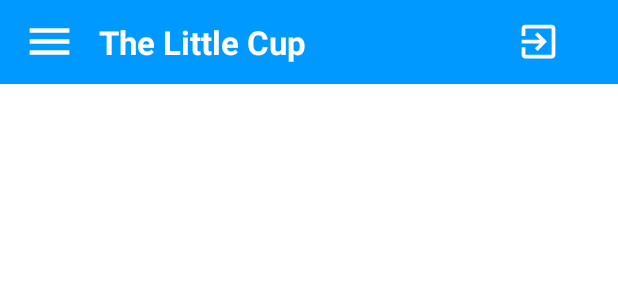
After one commit to phapzip1/Coffee-Cake, an Android app: the layout activity_main2.xml on its own in the app's theme, with its tools: preview values and no code run, on a phone screen of 412 x 824 dp. The commit adds this screen. Shown: the top 300 px of the screen. Run offline under Robolectric (Android 15) with nearby library versions, the phone set to English and light mode, and no system bars.

Commit message:
add file

```diff
--- a/app/src/main/AndroidManifest.xml
+++ b/app/src/main/AndroidManifest.xml
@@ -10,6 +10,9 @@
         android:supportsRtl="true"
         android:theme="@style/Theme.CoffeeCake">
         <activity
+            android:name=".MainActivity2"
+            android:exported="false" />
+        <activity
             android:name=".MainActivity"
             android:exported="true">
             <intent-filter>
--- /dev/null
+++ b/app/src/main/res/drawable/ic_baseline_exit_to_app_blue.xml
@@ -0,0 +1,5 @@
+<vector android:height="24dp" android:tint="#0099FF"
+    android:viewportHeight="24" android:viewportWidth="24"
+    android:width="24dp" xmlns:android="http://schemas.android.com/apk/res/android">
+    <path android:fillColor="@android:color/white" android:pathData="M10.09,15.59L11.5,17l5,-5 -5,-5 -1.41,1.41L12.67,11H3v2h9.67l-2.58,2.59zM19,3H5c-1.11,0 -2,0.9 -2,2v4h2V5h14v14H5v-4H3v4c0,1.1 0.89,2 2,2h14c1.1,0 2,-0.9 2,-2V5c0,-1.1 -0.9,-2 -2,-2z"/>
+</vector>
--- /dev/null
+++ b/app/src/main/res/drawable/ic_exit_to_app.xml
@@ -0,0 +1,5 @@
+<vector android:height="24dp" android:tint="#FFFFFF"
+    android:viewportHeight="24" android:viewportWidth="24"
+    android:width="24dp" xmlns:android="http://schemas.android.com/apk/res/android">
+    <path android:fillColor="@android:color/white" android:pathData="M10.09,15.59L11.5,17l5,-5 -5,-5 -1.41,1.41L12.67,11H3v2h9.67l-2.58,2.59zM19,3H5c-1.11,0 -2,0.9 -2,2v4h2V5h14v14H5v-4H3v4c0,1.1 0.89,2 2,2h14c1.1,0 2,-0.9 2,-2V5c0,-1.1 -0.9,-2 -2,-2z"/>
+</vector>
--- /dev/null
+++ b/app/src/main/res/drawable/ic_help.xml
@@ -0,0 +1,5 @@
+<vector android:height="24dp" android:tint="#0099FF"
+    android:viewportHeight="24" android:viewportWidth="24"
+    android:width="24dp" xmlns:android="http://schemas.android.com/apk/res/android">
+    <path android:fillColor="@android:color/white" android:pathData="M12,2C6.48,2 2,6.48 2,12s4.48,10 10,10 10,-4.48 10,-10S17.52,2 12,2zM13,19h-2v-2h2v2zM15.07,11.25l-0.9,0.92C13.45,12.9 13,13.5 13,15h-2v-0.5c0,-1.1 0.45,-2.1 1.17,-2.83l1.24,-1.26c0.37,-0.36 0.59,-0.86 0.59,-1.41 0,-1.1 -0.9,-2 -2,-2s-2,0.9 -2,2L8,9c0,-2.21 1.79,-4 4,-4s4,1.79 4,4c0,0.88 -0.36,1.68 -0.93,2.25z"/>
+</vector>
--- /dev/null
+++ b/app/src/main/res/drawable/ic_home.xml
@@ -0,0 +1,5 @@
+<vector android:height="24dp" android:tint="#0099FF"
+    android:viewportHeight="24" android:viewportWidth="24"
+    android:width="24dp" xmlns:android="http://schemas.android.com/apk/res/android">
+    <path android:fillColor="@android:color/white" android:pathData="M10,20v-6h4v6h5v-8h3L12,3 2,12h3v8z"/>
+</vector>
--- /dev/null
+++ b/app/src/main/res/drawable/ic_menu.xml
@@ -0,0 +1,5 @@
+<vector android:height="24dp" android:tint="#FFFFFF"
+    android:viewportHeight="24" android:viewportWidth="24"
+    android:width="24dp" xmlns:android="http://schemas.android.com/apk/res/android">
+    <path android:fillColor="@android:color/white" android:pathData="M3,18h18v-2L3,16v2zM3,13h18v-2L3,11v2zM3,6v2h18L21,6L3,6z"/>
+</vector>
--- /dev/null
+++ b/app/src/main/res/drawable/ic_person.xml
@@ -0,0 +1,5 @@
+<vector android:height="24dp" android:tint="#0099FF"
+    android:viewportHeight="24" android:viewportWidth="24"
+    android:width="24dp" xmlns:android="http://schemas.android.com/apk/res/android">
+    <path android:fillColor="@android:color/white" android:pathData="M12,12c2.21,0 4,-1.79 4,-4s-1.79,-4 -4,-4 -4,1.79 -4,4 1.79,4 4,4zM12,14c-2.67,0 -8,1.34 -8,4v2h16v-2c0,-2.66 -5.33,-4 -8,-4z"/>
+</vector>
--- /dev/null
+++ b/app/src/main/res/drawable/ic_settings.xml
@@ -0,0 +1,5 @@
+<vector android:height="24dp" android:tint="#0099FF"
+    android:viewportHeight="24" android:viewportWidth="24"
+    android:width="24dp" xmlns:android="http://schemas.android.com/apk/res/android">
+    <path android:fillColor="@android:color/white" android:pathData="M19.14,12.94c0.04,-0.3 0.06,-0.61 0.06,-0.94c0,-0.32 -0.02,-0.64 -0.07,-0.94l2.03,-1.58c0.18,-0.14 0.23,-0.41 0.12,-0.61l-1.92,-3.32c-0.12,-0.22 -0.37,-0.29 -0.59,-0.22l-2.39,0.96c-0.5,-0.38 -1.03,-0.7 -1.62,-0.94L14.4,2.81c-0.04,-0.24 -0.24,-0.41 -0.48,-0.41h-3.84c-0.24,0 -0.43,0.17 -0.47,0.41L9.25,5.35C8.66,5.59 8.12,5.92 7.63,6.29L5.24,5.33c-0.22,-0.08 -0.47,0 -0.59,0.22L2.74,8.87C2.62,9.08 2.66,9.34 2.86,9.48l2.03,1.58C4.84,11.36 4.8,11.69 4.8,12s0.02,0.64 0.07,0.94l-2.03,1.58c-0.18,0.14 -0.23,0.41 -0.12,0.61l1.92,3.32c0.12,0.22 0.37,0.29 0.59,0.22l2.39,-0.96c0.5,0.38 1.03,0.7 1.62,0.94l0.36,2.54c0.05,0.24 0.24,0.41 0.48,0.41h3.84c0.24,0 0.44,-0.17 0.47,-0.41l0.36,-2.54c0.59,-0.24 1.13,-0.56 1.62,-0.94l2.39,0.96c0.22,0.08 0.47,0 0.59,-0.22l1.92,-3.32c0.12,-0.22 0.07,-0.47 -0.12,-0.61L19.14,12.94zM12,15.6c-1.98,0 -3.6,-1.62 -3.6,-3.6s1.62,-3.6 3.6,-3.6s3.6,1.62 3.6,3.6S13.98,15.6 12,15.6z"/>
+</vector>
--- /dev/null
+++ b/app/src/main/res/layout/activity_main2.xml
@@ -0,0 +1,58 @@
+<?xml version="1.0" encoding="utf-8"?>
+<androidx.drawerlayout.widget.DrawerLayout xmlns:android="http://schemas.android.com/apk/res/android"
+    xmlns:app="http://schemas.android.com/apk/res-auto"
+    android:id="@+id/drawerLayout"
+    xmlns:tools="http://schemas.android.com/tools"
+    android:layout_width="match_parent"
+    android:layout_height="match_parent"
+    tools:context=".MainActivity2">
+    <androidx.constraintlayout.widget.ConstraintLayout
+        android:layout_width="match_parent"
+        android:layout_height="match_parent">
+        <LinearLayout
+            android:id="@+id/layoutToolBar"
+            android:background="#0099ff"
+            android:orientation="horizontal"
+            android:gravity="center_vertical"
+            android:paddingStart="15dp"
+            android:paddingEnd="15dp"
+            app:layout_constraintTop_toTopOf="parent"
+            android:layout_width="match_parent"
+            android:layout_height="?actionBarSize">
+            <ImageView
+                android:id="@+id/imageMenu"
+                android:src="@drawable/ic_menu"
+                android:layout_width="35dp"
+                android:layout_height="35dp"/>
+
+            <TextView
+                android:id="@+id/textTitle"
+                android:layout_width="wrap_content"
+                android:layout_height="wrap_content"
+                android:layout_marginStart="15dp"
+                android:text="The Little Cup"
+                android:textColor="@color/white"
+                android:textSize="22sp"
+                android:textStyle="bold" />
+
+            <ImageView
+                android:layout_marginLeft="140dp"
+                android:id="@+id/imageLogout"
+                android:src="@drawable/ic_exit_to_app"
+                android:layout_width="30dp"
+                android:layout_height="30dp"/>
+
+
+        </LinearLayout>
+
+    </androidx.constraintlayout.widget.ConstraintLayout>
+    <com.google.android.material.navigation.NavigationView
+        android:id="@+id/navigationView"
+        app:menu="@menu/menu"
+        android:layout_gravity="start"
+        android:layout_width="wrap_content"
+        android:layout_height="match_parent">
+
+    </com.google.android.material.navigation.NavigationView>
+
+</androidx.drawerlayout.widget.DrawerLayout>
--- /dev/null
+++ b/app/src/main/res/menu/menu.xml
@@ -0,0 +1,20 @@
+<?xml version="1.0" encoding="utf-8"?>
+<menu xmlns:android="http://schemas.android.com/apk/res/android">
+
+    <item
+        android:id="@+id/menuHome"
+        android:icon="@drawable/ic_home"
+        android:title="Home" />
+    <item
+        android:id="@+id/menuProfile"
+        android:icon="@drawable/ic_person"
+        android:title="Profile" />
+    <item
+        android:id="@+id/menuSettings"
+        android:icon="@drawable/ic_settings"
+        android:title="Settings" />
+    <item
+        android:id="@+id/menuHelp"
+        android:icon="@drawable/ic_help"
+        android:title="Help" />
+</menu>
```
Also changed, not shown: app/src/main/java/com/example/coffee_cake/MainActivity.java (+50 -0 lines), app/src/main/java/com/example/coffee_cake/MainActivity2.java (added, +72 -0 lines), app/src/main/java/com/example/coffee_cake/User.java (added, +22 -0 lines), app/src/main/res/values/colors.xml (+10 -0 lines).
